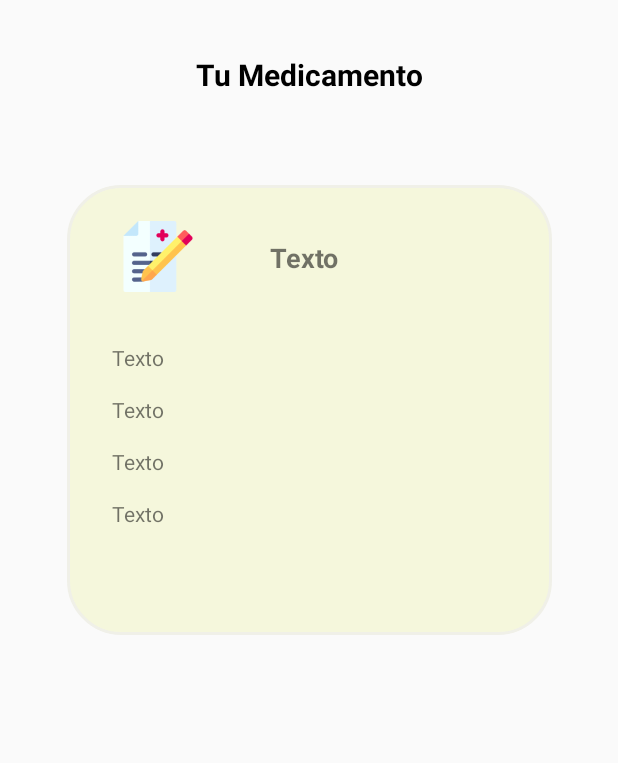
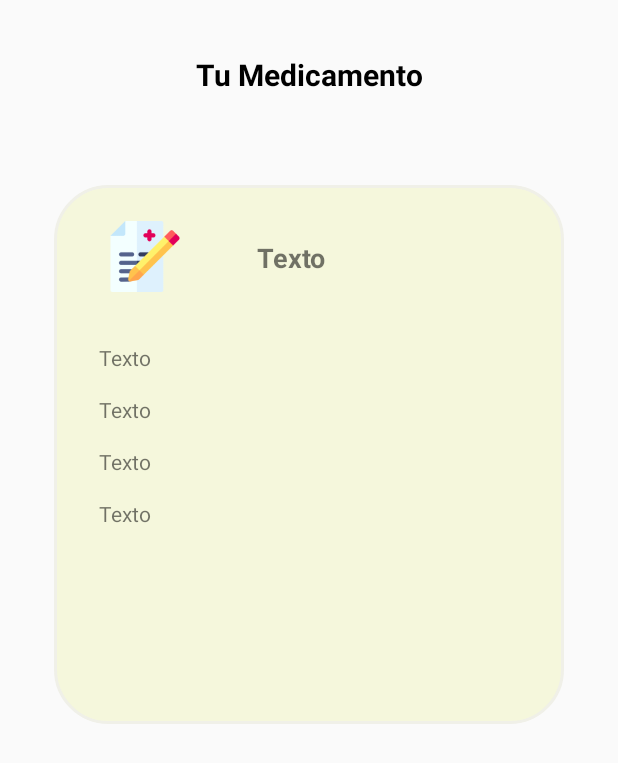
Before and after one commit to DanielHernandez627/MedicineApp, an Android app: the layout activity_view_medicine.xml on its own in the app's theme, with its tools: preview values and no code run, on a phone screen of 412 x 824 dp. Shown: the top 763 px of the screen. Run offline under Robolectric (Android 15) with nearby library versions, the phone set to English and light mode, and no system bars.

Commit message:
Actualizacion terminos y condiciones y presentancion de medicamento

```diff
--- a/Aplicacion/app/src/main/res/layout/activity_view_medicine.xml
+++ b/Aplicacion/app/src/main/res/layout/activity_view_medicine.xml
@@ -22,8 +22,8 @@
 
     <TextView
         android:id="@+id/cardMedicamento"
-        android:layout_width="323dp"
-        android:layout_height="300dp"
+        android:layout_width="340dp"
+        android:layout_height="359dp"
         android:layout_marginTop="60dp"
         android:background="@drawable/rounded_rectangle_medicine"
         android:gravity="center"
@@ -86,13 +86,21 @@
         app:layout_constraintStart_toStartOf="@+id/cardMedicamento"
         app:layout_constraintTop_toBottomOf="@+id/tlTipo" />
 
-    <TextView
-        android:id="@+id/tlPeligro"
-        android:layout_width="wrap_content"
+    <ScrollView
+        android:layout_width="0dp"
         android:layout_height="wrap_content"
         android:layout_marginStart="30dp"
         android:layout_marginTop="15dp"
-        android:text="@string/tlUsuario"
+        android:scrollbars="vertical"
         app:layout_constraintStart_toStartOf="@+id/cardMedicamento"
-        app:layout_constraintTop_toBottomOf="@+id/tlLaboratorio" />
+        app:layout_constraintTop_toBottomOf="@+id/tlLaboratorio"
+        app:layout_constraintEnd_toEndOf="@+id/cardMedicamento">
+
+        <TextView
+            android:id="@+id/tlPeligro"
+            android:layout_width="match_parent"
+            android:layout_height="wrap_content"
+            android:text="@string/tlUsuario"
+            android:textAlignment="viewStart"/>
+    </ScrollView>
 </androidx.constraintlayout.widget.ConstraintLayout>
```
Also changed, not shown: Aplicacion/app/src/main/java/com/madicine/deliverycontrol/registroUser.kt (+22 -7 lines), Aplicacion/app/src/main/res/values/strings.xml (+25 -0 lines).
